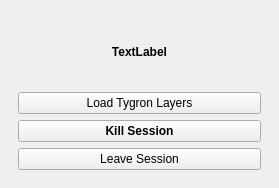
The window that tygron_dockwidget_base.ui (Memz-Dev/tygron-qgis) describes before a commit, drawn with Qt 5.
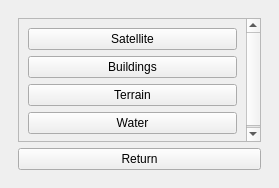
The same window after the commit. Custom widgets are drawn as their Qt base class.

Commit message: initial overlays menu

```diff
--- a/tygron_dockwidget_base.ui
+++ b/tygron_dockwidget_base.ui
@@ -30,7 +30,7 @@
     <item row="0" column="0">
      <widget class="QStackedWidget" name="stackedWidget">
       <property name="currentIndex">
-       <number>3</number>
+       <number>4</number>
       </property>
       <widget class="QWidget" name="LoginPage">
        <property name="enabled">
@@ -211,7 +211,7 @@
         <item>
          <widget class="QPushButton" name="SessionLoadLayers">
           <property name="text">
-           <string>Load Tygron Layers</string>
+           <string>Overlays</string>
           </property>
          </widget>
         </item>
@@ -237,6 +237,64 @@
         </item>
        </layout>
       </widget>
+      <widget class="QWidget" name="overlaysPage">
+       <layout class="QVBoxLayout" name="verticalLayout_6">
+        <item>
+         <widget class="QScrollArea" name="OverlaysQuickImports">
+          <property name="widgetResizable">
+           <bool>true</bool>
+          </property>
+          <widget class="QWidget" name="scrollAreaWidgetContents">
+           <property name="geometry">
+            <rect>
+             <x>0</x>
+             <y>-29</y>
+             <width>228</width>
+             <height>128</height>
+            </rect>
+           </property>
+           <layout class="QVBoxLayout" name="verticalLayout_7">
+            <item>
+             <widget class="QPushButton" name="OverlaysQuickSatellite">
+              <property name="text">
+               <string>Satellite</string>
+              </property>
+             </widget>
+            </item>
+            <item>
+             <widget class="QPushButton" name="OverlaysQuickBuildings">
+              <property name="text">
+               <string>Buildings</string>
+              </property>
+             </widget>
+            </item>
+            <item>
+             <widget class="QPushButton" name="OverlaysQuickTerrain">
+              <property name="text">
+               <string>Terrain</string>
+              </property>
+             </widget>
+            </item>
+            <item>
+             <widget class="QPushButton" name="OverlaysQuickWater">
+              <property name="text">
+               <string>Water</string>
+              </property>
+             </widget>
+            </item>
+           </layout>
+          </widget>
+         </widget>
+        </item>
+        <item>
+         <widget class="QPushButton" name="OverlaysReturnButton">
+          <property name="text">
+           <string>Return</string>
+          </property>
+         </widget>
+        </item>
+       </layout>
+      </widget>
      </widget>
     </item>
    </layout>
```
Left out of the diff: 2 changed lines with no effect on the pictures. The commit also changes 6 other files.
